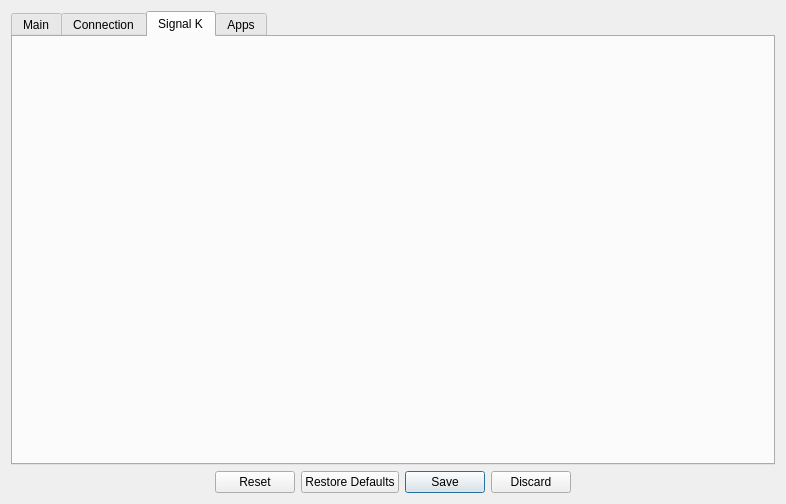
Qt form ui/Settings.ui (OpenFairWind/FairWindSK) before a commit.
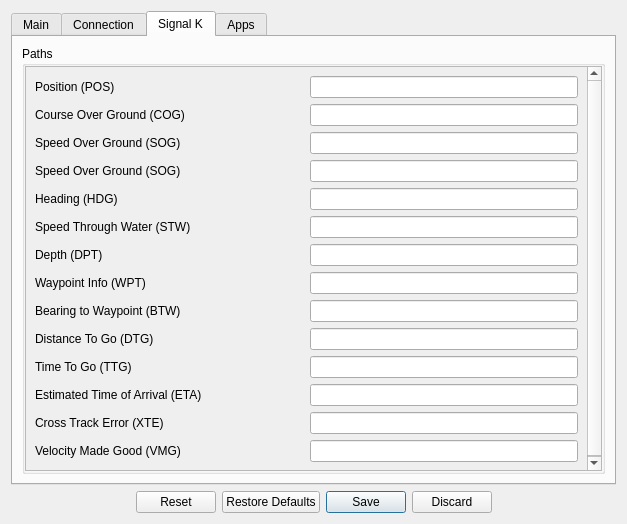
The same form after that commit. The open tabs and pages were chosen to show the change.

Diff of the .ui file:
```diff
--- a/ui/Settings.ui
+++ b/ui/Settings.ui
@@ -6,14 +6,14 @@
    <rect>
     <x>0</x>
     <y>0</y>
-    <width>786</width>
-    <height>504</height>
+    <width>627</width>
+    <height>524</height>
    </rect>
   </property>
   <property name="windowTitle">
    <string>Settings</string>
   </property>
-  <layout class="QGridLayout" name="gridLayout_2">
+  <layout class="QGridLayout" name="gridLayout_Settings">
    <item row="0" column="0">
     <layout class="QVBoxLayout" name="verticalLayout">
      <item>
@@ -141,6 +141,297 @@
         <attribute name="title">
          <string>Signal K</string>
         </attribute>
+        <layout class="QGridLayout" name="gridLayout_SignalK">
+         <item row="0" column="0">
+          <widget class="QGroupBox" name="groupBox_SignalK_Paths">
+           <property name="sizePolicy">
+            <sizepolicy hsizetype="Preferred" vsizetype="Preferred">
+             <horstretch>0</horstretch>
+             <verstretch>0</verstretch>
+            </sizepolicy>
+           </property>
+           <property name="title">
+            <string>Paths</string>
+           </property>
+           <layout class="QGridLayout" name="gridLayout_2">
+            <property name="leftMargin">
+             <number>0</number>
+            </property>
+            <property name="topMargin">
+             <number>0</number>
+            </property>
+            <property name="rightMargin">
+             <number>0</number>
+            </property>
+            <property name="bottomMargin">
+             <number>0</number>
+            </property>
+            <property name="spacing">
+             <number>0</number>
+            </property>
+            <item row="0" column="0">
+             <widget class="QScrollArea" name="scrollArea_SignalK">
+              <property name="sizePolicy">
+               <sizepolicy hsizetype="Expanding" vsizetype="Expanding">
+                <horstretch>0</horstretch>
+                <verstretch>0</verstretch>
+               </sizepolicy>
+              </property>
+              <property name="horizontalScrollBarPolicy">
+               <enum>Qt::ScrollBarAlwaysOff</enum>
+              </property>
+              <property name="widgetResizable">
+               <bool>true</bool>
+              </property>
+              <widget class="QWidget" name="scrollAreaWidgetContents">
+               <property name="geometry">
+                <rect>
+                 <x>0</x>
+                 <y>0</y>
+                 <width>547</width>
+                 <height>448</height>
+                </rect>
+               </property>
+               <layout class="QGridLayout" name="gridLayout_SignalK_Paths">
+                <property name="horizontalSpacing">
+                 <number>-1</number>
+                </property>
+                <item row="8" column="0">
+                 <widget class="QLabel" name="label_SignalK_WPT">
+                  <property name="sizePolicy">
+                   <sizepolicy hsizetype="Expanding" vsizetype="Fixed">
+                    <horstretch>0</horstretch>
+                    <verstretch>0</verstretch>
+                   </sizepolicy>
+                  </property>
+                  <property name="text">
+                   <string>Waypoint Info (WPT)</string>
+                  </property>
+                 </widget>
+                </item>
+                <item row="6" column="1">
+                 <widget class="QLineEdit" name="lineEdit_SignalK_STW"/>
+                </item>
+                <item row="12" column="0">
+                 <widget class="QLabel" name="label_SignalK_ETA">
+                  <property name="sizePolicy">
+                   <sizepolicy hsizetype="Expanding" vsizetype="Fixed">
+                    <horstretch>0</horstretch>
+                    <verstretch>0</verstretch>
+                   </sizepolicy>
+                  </property>
+                  <property name="text">
+                   <string>Estimated Time of Arrival (ETA)</string>
+                  </property>
+                 </widget>
+                </item>
+                <item row="5" column="0">
+                 <widget class="QLabel" name="label_SignalK_HDG">
+                  <property name="sizePolicy">
+                   <sizepolicy hsizetype="Expanding" vsizetype="Fixed">
+                    <horstretch>0</horstretch>
+                    <verstretch>0</verstretch>
+                   </sizepolicy>
+                  </property>
+                  <property name="text">
+                   <string>Heading (HDG)</string>
+                  </property>
+                 </widget>
+                </item>
+                <item row="7" column="0">
+                 <widget class="QLabel" name="label_SignalK_DPT">
+                  <property name="sizePolicy">
+                   <sizepolicy hsizetype="Expanding" vsizetype="Fixed">
+                    <horstretch>0</horstretch>
+                    <verstretch>0</verstretch>
+                   </sizepolicy>
+                  </property>
+                  <property name="text">
+                   <string>Depth (DPT)</string>
+                  </property>
+                 </widget>
+                </item>
+                <item row="11" column="0">
+                 <widget class="QLabel" name="label_SignalK_TTG">
+                  <property name="sizePolicy">
+                   <sizepolicy hsizetype="Expanding" vsizetype="Fixed">
+                    <horstretch>0</horstretch>
+                    <verstretch>0</verstretch>
+                   </sizepolicy>
+                  </property>
+                  <property name="text">
+                   <string>Time To Go (TTG)</string>
+                  </property>
+                 </widget>
+                </item>
+                <item row="10" column="1">
+                 <widget class="QLineEdit" name="lineEdit_SignalK_DTG"/>
+                </item>
+                <item row="13" column="0">
+                 <widget class="QLabel" name="label_SignalK_XTE">
+                  <property name="sizePolicy">
+                   <sizepolicy hsizetype="Expanding" vsizetype="Fixed">
+                    <horstretch>0</horstretch>
+                    <verstretch>0</verstretch>
+                   </sizepolicy>
+                  </property>
+                  <property name="text">
+                   <string>Cross Track Error (XTE)</string>
+                  </property>
+                 </widget>
+                </item>
+                <item row="2" column="1">
+                 <widget class="QLineEdit" name="lineEdit_SignalK_COG"/>
+                </item>
+                <item row="12" column="1">
+                 <widget class="QLineEdit" name="lineEdit_SignalK_ETA"/>
+                </item>
+                <item row="2" column="0">
+                 <widget class="QLabel" name="label_SignalK_COG">
+                  <property name="sizePolicy">
+                   <sizepolicy hsizetype="Expanding" vsizetype="Fixed">
+                    <horstretch>0</horstretch>
+                    <verstretch>0</verstretch>
+                   </sizepolicy>
+                  </property>
+                  <property name="text">
+                   <string>Course Over Ground (COG)</string>
+                  </property>
+                 </widget>
+                </item>
+                <item row="8" column="1">
+                 <widget class="QLineEdit" name="lineEdit_SignalK_WPT"/>
+                </item>
+                <item row="7" column="1">
+                 <widget class="QLineEdit" name="lineEdit_SignalK_DPT"/>
+                </item>
+                <item row="1" column="0">
+                 <widget class="QLabel" name="label_SignalK_Position">
+                  <property name="sizePolicy">
+                   <sizepolicy hsizetype="Preferred" vsizetype="Preferred">
+                    <horstretch>0</horstretch>
+                    <verstretch>0</verstretch>
+                   </sizepolicy>
+                  </property>
+                  <property name="text">
+                   <string>Position (POS)</string>
+                  </property>
+                 </widget>
+                </item>
+                <item row="4" column="0">
+                 <widget class="QLabel" name="label_SignalK_SOG">
+                  <property name="sizePolicy">
+                   <sizepolicy hsizetype="Expanding" vsizetype="Fixed">
+                    <horstretch>0</horstretch>
+                    <verstretch>0</verstretch>
+                   </sizepolicy>
+                  </property>
+                  <property name="text">
+                   <string>Speed Over Ground (SOG)</string>
+                  </property>
+                 </widget>
+                </item>
+                <item row="5" column="1">
+                 <widget class="QLineEdit" name="lineEdit_SignalK_HDG"/>
+                </item>
+                <item row="13" column="1">
+                 <widget class="QLineEdit" name="lineEdit_SignalK_XTE"/>
+                </item>
+                <item row="6" column="0">
+                 <widget class="QLabel" name="label_SignalK_STW">
+                  <property name="sizePolicy">
+                   <sizepolicy hsizetype="Expanding" vsizetype="Fixed">
+                    <horstretch>0</horstretch>
+                    <verstretch>0</verstretch>
+                   </sizepolicy>
+                  </property>
+                  <property name="text">
+                   <string>Speed Through Water (STW)</string>
+                  </property>
+                 </widget>
+                </item>
+                <item row="10" column="0">
+                 <widget class="QLabel" name="label_SignalK_DTG">
+                  <property name="sizePolicy">
+                   <sizepolicy hsizetype="Expanding" vsizetype="Fixed">
+                    <horstretch>0</horstretch>
+                    <verstretch>0</verstretch>
+                   </sizepolicy>
+                  </property>
+                  <property name="text">
+                   <string>Distance To Go (DTG)</string>
+                  </property>
+                 </widget>
+                </item>
+                <item row="4" column="1">
+                 <widget class="QLineEdit" name="lineEdit_SignalK_SOG"/>
+                </item>
+                <item row="9" column="1">
+                 <widget class="QLineEdit" name="lineEdit_SignalK_BTW"/>
+                </item>
+                <item row="3" column="1">
+                 <widget class="QLineEdit" name="lineEdit_SignalK_SOG"/>
+                </item>
+                <item row="11" column="1">
+                 <widget class="QLineEdit" name="lineEdit_SignalK_TTG"/>
+                </item>
+                <item row="1" column="1">
+                 <widget class="QLineEdit" name="lineEdit_SignalK_Position">
+                  <property name="text">
+                   <string/>
+                  </property>
+                 </widget>
+                </item>
+                <item row="14" column="0">
+                 <widget class="QLabel" name="label_SignalK_VMG">
+                  <property name="sizePolicy">
+                   <sizepolicy hsizetype="Expanding" vsizetype="Fixed">
+                    <horstretch>0</horstretch>
+                    <verstretch>0</verstretch>
+                   </sizepolicy>
+                  </property>
+                  <property name="text">
+                   <string>Velocity Made Good (VMG)</string>
+                  </property>
+                 </widget>
+                </item>
+                <item row="3" column="0">
+                 <widget class="QLabel" name="label_SignalK_SOG">
+                  <property name="sizePolicy">
+                   <sizepolicy hsizetype="Expanding" vsizetype="Fixed">
+                    <horstretch>0</horstretch>
+                    <verstretch>0</verstretch>
+                   </sizepolicy>
+                  </property>
+                  <property name="text">
+                   <string>Speed Over Ground (SOG)</string>
+                  </property>
+                 </widget>
+                </item>
+                <item row="9" column="0">
+                 <widget class="QLabel" name="label_SignalK_SOG">
+                  <property name="sizePolicy">
+                   <sizepolicy hsizetype="Expanding" vsizetype="Fixed">
+                    <horstretch>0</horstretch>
+                    <verstretch>0</verstretch>
+                   </sizepolicy>
+                  </property>
+                  <property name="text">
+                   <string>Bearing to Waypoint (BTW)</string>
+                  </property>
+                 </widget>
+                </item>
+                <item row="14" column="1">
+                 <widget class="QLineEdit" name="lineEdit_SignalK_VMG"/>
+                </item>
+               </layout>
+              </widget>
+             </widget>
+            </item>
+           </layout>
+          </widget>
+         </item>
+        </layout>
        </widget>
        <widget class="QWidget" name="tab_apps">
         <attribute name="title">
```
Left out of the diff: 346 changed lines with no effect on the pictures.
